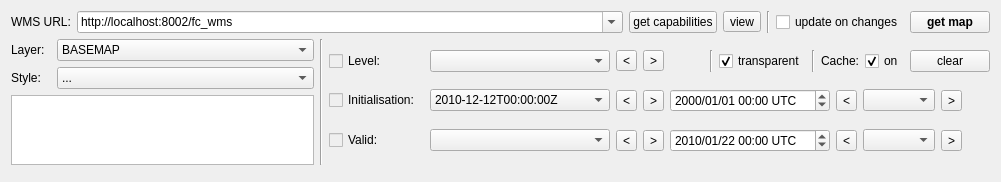
Above: mslib/msui/ui_wms_dockwidget.ui from Open-MSS/MSS before the change. Below: the same form after it.
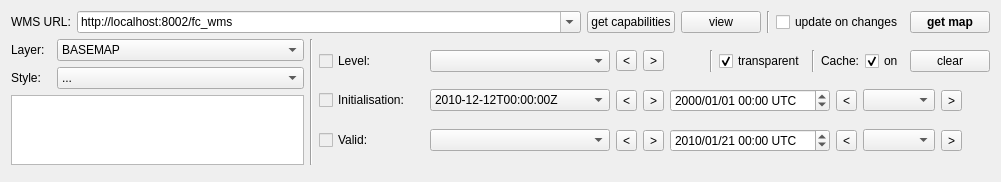
That is the form after the change.

Commit message:
Made WMS dockwidget layout nicer.
Aligned the three drop down fields horizontally and exchanged the view
button by a normally sized push button.

What changed in the file:
```diff
--- a/mslib/msui/ui_wms_dockwidget.ui
+++ b/mslib/msui/ui_wms_dockwidget.ui
@@ -77,8 +77,8 @@
       </widget>
      </item>
      <item>
-      <widget class="QToolButton" name="tbViewCapabilities" >
-       <property name="text" >
+      <widget class="QPushButton" name="pbViewCapabilities">
+       <property name="text">
         <string>view</string>
        </property>
       </widget>
@@ -273,12 +273,12 @@
          <property name="readOnly" >
           <bool>true</bool>
          </property>
-         <property name="html" >
-          <string>&lt;!DOCTYPE HTML PUBLIC "-//W3C//DTD HTML 4.0//EN" "http://www.w3.org/TR/REC-html40/strict.dtd">
-&lt;html>&lt;head>&lt;meta name="qrichtext" content="1" />&lt;style type="text/css">
+         <property name="html">
+          <string>&lt;!DOCTYPE HTML PUBLIC &quot;-//W3C//DTD HTML 4.0//EN&quot; &quot;http://www.w3.org/TR/REC-html40/strict.dtd&quot;&gt;
+&lt;html&gt;&lt;head&gt;&lt;meta name=&quot;qrichtext&quot; content=&quot;1&quot; /&gt;&lt;style type=&quot;text/css&quot;&gt;
 p, li { white-space: pre-wrap; }
-&lt;/style>&lt;/head>&lt;body style=" font-family:'Sans Serif'; font-size:10pt; font-weight:400; font-style:normal;">
-&lt;p style="-qt-paragraph-type:empty; margin-top:0px; margin-bottom:0px; margin-left:0px; margin-right:0px; -qt-block-indent:0; text-indent:0px;">&lt;/p>&lt;/body>&lt;/html></string>
+&lt;/style&gt;&lt;/head&gt;&lt;body style=&quot; font-family:'MS Shell Dlg 2'; font-size:7.8pt; font-weight:400; font-style:normal;&quot;&gt;
+&lt;p style=&quot;-qt-paragraph-type:empty; margin-top:0px; margin-bottom:0px; margin-left:0px; margin-right:0px; -qt-block-indent:0; text-indent:0px; font-family:'Sans Serif'; font-size:10pt;&quot;&gt;&lt;br /&gt;&lt;/p&gt;&lt;/body&gt;&lt;/html&gt;</string>
          </property>
         </widget>
        </item>
@@ -300,9 +300,9 @@
            <property name="enabled" >
             <bool>false</bool>
            </property>
-           <property name="minimumSize" >
+           <property name="minimumSize">
             <size>
-             <width>95</width>
+             <width>105</width>
              <height>0</height>
             </size>
            </property>
@@ -475,9 +475,9 @@
            <property name="enabled" >
             <bool>false</bool>
            </property>
-           <property name="minimumSize" >
+           <property name="minimumSize">
             <size>
-             <width>95</width>
+             <width>105</width>
              <height>0</height>
             </size>
            </property>
@@ -650,9 +650,9 @@
            <property name="enabled" >
             <bool>false</bool>
            </property>
-           <property name="minimumSize" >
+           <property name="minimumSize">
             <size>
-             <width>95</width>
+             <width>105</width>
              <height>0</height>
             </size>
            </property>
@@ -760,16 +760,16 @@
            <property name="toolTip" >
             <string>Specify the time value here, especially if the server does not provide predefined values. Keep in mind that the specified value may not be available from the server, though.</string>
            </property>
-           <property name="date" >
+           <property name="date">
             <date>
              <year>2010</year>
              <month>1</month>
-             <day>22</day>
+             <day>21</day>
             </date>
            </property>
-           <property name="minimumDateTime" >
+           <property name="minimumDateTime">
             <datetime>
-             <hour>12</hour>
+             <hour>11</hour>
              <minute>0</minute>
              <second>0</second>
              <year>2000</year>
@@ -784,9 +784,9 @@
              <day>1</day>
             </date>
            </property>
-           <property name="minimumTime" >
+           <property name="minimumTime">
             <time>
-             <hour>12</hour>
+             <hour>11</hour>
              <minute>0</minute>
              <second>0</second>
             </time>
```
Left out of the diff: 421 changed lines with no effect on the pictures. The commit also changes 3 other files.
